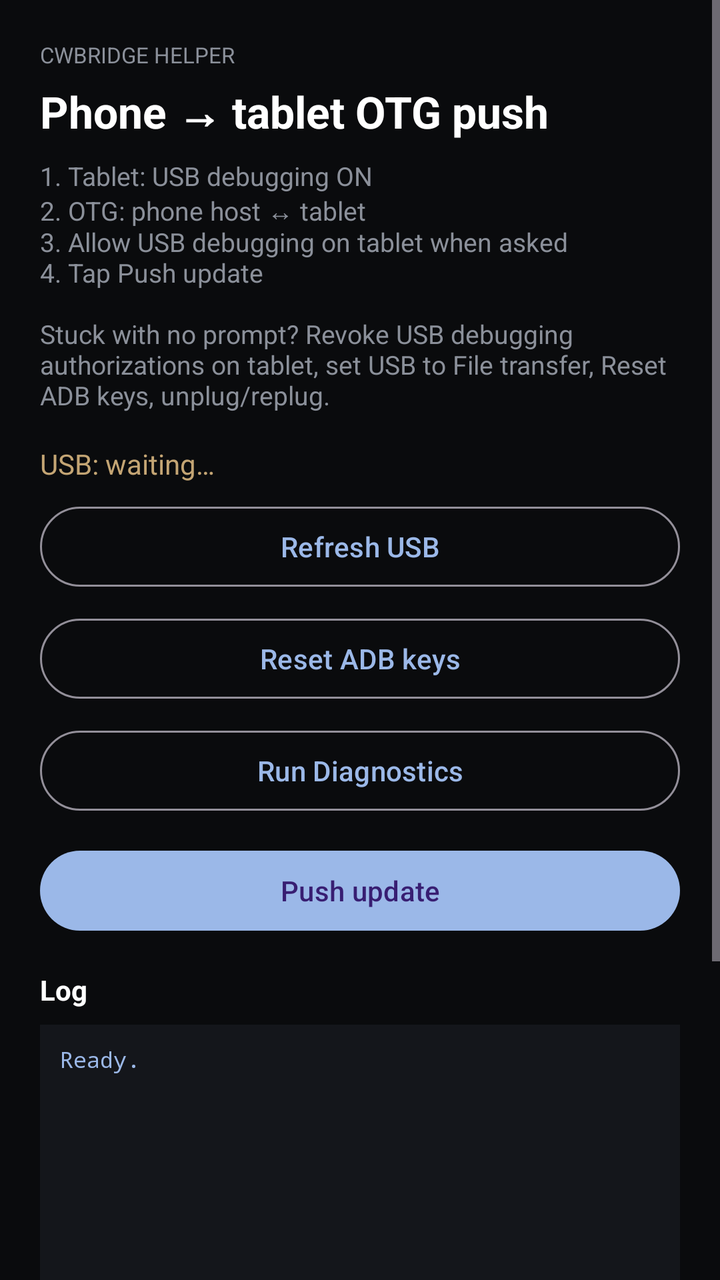
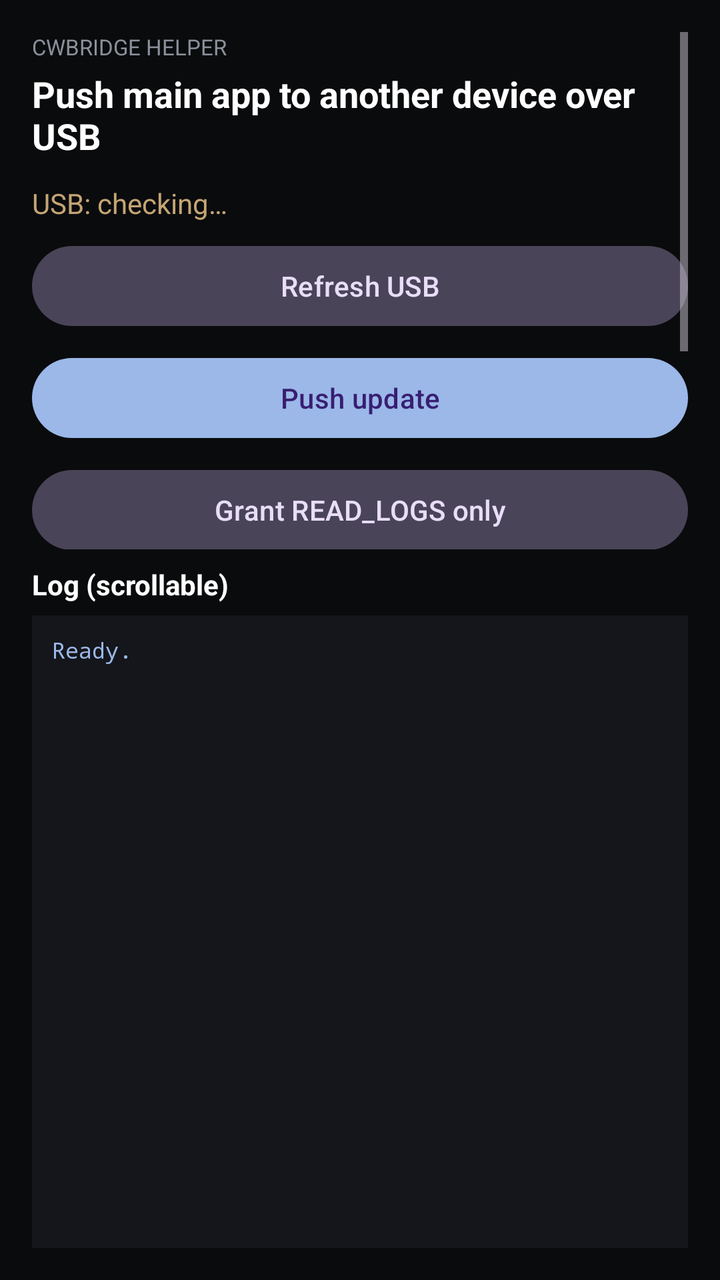

Two renders of the same Android screen: before a commit and after it. Below are the layout's source before the change and the commit's diff.
<!-- AndroidManifest.xml: application theme Theme.Helper -->
<!-- res/layout/activity_main.xml -->
<?xml version="1.0" encoding="utf-8"?>
<ScrollView xmlns:android="http://schemas.android.com/apk/res/android"
    xmlns:app="http://schemas.android.com/apk/res-auto"
    android:layout_width="match_parent"
    android:layout_height="match_parent"
    android:background="#0A0B0D"
    android:fillViewport="true">

    <LinearLayout
        android:layout_width="match_parent"
        android:layout_height="wrap_content"
        android:orientation="vertical"
        android:padding="20dp">

        <TextView
            android:layout_width="match_parent"
            android:layout_height="wrap_content"
            android:text="CWBRIDGE HELPER"
            android:textAllCaps="true"
            android:textColor="#8B909A"
            android:textSize="11sp" />

        <TextView
            android:layout_width="match_parent"
            android:layout_height="wrap_content"
            android:layout_marginTop="6dp"
            android:text="Phone → tablet OTG push"
            android:textColor="@android:color/white"
            android:textSize="22sp"
            android:textStyle="bold" />

        <TextView
            android:layout_width="match_parent"
            android:layout_height="wrap_content"
            android:layout_marginTop="8dp"
            android:text="1. Tablet: USB debugging ON\n2. OTG: phone host ↔ tablet\n3. Allow USB debugging on tablet when asked\n4. Tap Push update\n\nStuck with no prompt? Revoke USB debugging authorizations on tablet, set USB to File transfer, Reset ADB keys, unplug/replug."
            android:textColor="#8B909A"
            android:textSize="13sp" />

        <TextView
            android:id="@+id/usbState"
            android:layout_width="match_parent"
            android:layout_height="wrap_content"
            android:layout_marginTop="16dp"
            android:text="USB: waiting…"
            android:textColor="#C4A574"
            android:textSize="14sp" />

        <com.google.android.material.button.MaterialButton
            android:id="@+id/btnRefreshUsb"
            style="@style/Widget.Material3.Button.OutlinedButton"
            android:layout_width="match_parent"
            android:layout_height="wrap_content"
            android:layout_marginTop="8dp"
            android:text="Refresh USB" />

        <com.google.android.material.button.MaterialButton
            android:id="@+id/btnResetKeys"
            style="@style/Widget.Material3.Button.OutlinedButton"
            android:layout_width="match_parent"
            android:layout_height="wrap_content"
            android:layout_marginTop="8dp"
            android:text="Reset ADB keys" />

        <com.google.android.material.button.MaterialButton
            android:id="@+id/btnDiagnostics"
            style="@style/Widget.Material3.Button.OutlinedButton"
            android:layout_width="match_parent"
            android:layout_height="wrap_content"
            android:layout_marginTop="8dp"
            android:text="Run Diagnostics" />

        <com.google.android.material.button.MaterialButton
            android:id="@+id/btnPush"
            android:layout_width="match_parent"
            android:layout_height="wrap_content"
            android:layout_marginTop="12dp"
            android:text="Push update"
            app:backgroundTint="#9BB8E8" />

        <TextView
            android:layout_width="wrap_content"
            android:layout_height="wrap_content"
            android:layout_marginTop="16dp"
            android:text="Log"
            android:textColor="@android:color/white"
            android:textStyle="bold" />

        <TextView
            android:id="@+id/logView"
            android:layout_width="match_parent"
            android:layout_height="320dp"
            android:layout_marginTop="8dp"
            android:background="#14161B"
            android:fontFamily="monospace"
            android:padding="10dp"
            android:textSize="11sp"
            android:textColor="#9BB8E8"
            android:text="Ready.\n" />
    </LinearLayout>
</ScrollView>
<!-- resources referenced by this layout -->
<resources>
  <style name="Theme.Helper" parent="Theme.Material3.Dark.NoActionBar">
          <item name="colorPrimary">#9BB8E8</item>
          <item name="android:statusBarColor">#0A0B0D</item>
          <item name="android:navigationBarColor">#0A0B0D</item>
      </style>
</resources>

<!-- the commit's change to res/layout/activity_main.xml (unified diff, before → after) -->
@@ -1,101 +1,131 @@
 <?xml version="1.0" encoding="utf-8"?>
-<ScrollView xmlns:android="http://schemas.android.com/apk/res/android"
+<LinearLayout xmlns:android="http://schemas.android.com/apk/res/android"
     xmlns:app="http://schemas.android.com/apk/res-auto"
     android:layout_width="match_parent"
     android:layout_height="match_parent"
     android:background="#0A0B0D"
-    android:fillViewport="true">
+    android:orientation="vertical"
+    android:padding="16dp">
 
-    <LinearLayout
+    <ScrollView
         android:layout_width="match_parent"
-        android:layout_height="wrap_content"
-        android:orientation="vertical"
-        android:padding="20dp">
+        android:layout_height="0dp"
+        android:layout_weight="0.45"
+        android:fillViewport="true">
 
-        <TextView
+        <LinearLayout
             android:layout_width="match_parent"
             android:layout_height="wrap_content"
-            android:text="CWBRIDGE HELPER"
-            android:textAllCaps="true"
-            android:textColor="#8B909A"
-            android:textSize="11sp" />
+            android:orientation="vertical">
 
-        <TextView
+            <TextView
+                android:layout_width="wrap_content"
+                android:layout_height="wrap_content"
+                android:text="CWBRIDGE HELPER"
+                android:textAllCaps="true"
+                android:textColor="#8B909A"
+                android:textSize="11sp" />
+
+            <TextView
+                android:layout_width="match_parent"
+                android:layout_height="wrap_content"
+                android:layout_marginTop="4dp"
+                android:text="Push main app to another device over USB"
+                android:textColor="@android:color/white"
+                android:textSize="18sp"
+                android:textStyle="bold" />
+
+            <TextView
+                android:id="@+id/usbState"
+                android:layout_width="match_parent"
+                android:layout_height="wrap_content"
+                android:layout_marginTop="12dp"
+                android:text="USB: checking\u2026"
+                android:textColor="#C4A574"
+                android:textSize="14sp" />
+
+            <com.google.android.material.button.MaterialButton
+                android:id="@+id/btnRefreshUsb"
+                style="@style/Widget.Material3.Button.TonalButton"
+                android:layout_width="match_parent"
+                android:layout_height="wrap_content"
+                android:layout_marginTop="8dp"
+                android:text="Refresh USB" />
+
+            <com.google.android.material.button.MaterialButton
+                android:id="@+id/btnPush"
+                android:layout_width="match_parent"
+                android:layout_height="wrap_content"
+                android:layout_marginTop="8dp"
+                android:text="Push update"
+                app:backgroundTint="#9BB8E8" />
+
+            <com.google.android.material.button.MaterialButton
+                android:id="@+id/btnGrantLogs"
+                style="@style/Widget.Material3.Button.TonalButton"
+                android:layout_width="match_parent"
+                android:layout_height="wrap_content"
+                android:layout_marginTop="8dp"
+                android:text="Grant READ_LOGS only" />
+
+            <com.google.android.material.button.MaterialButton
+                android:id="@+id/btnLaunchTarget"
+                style="@style/Widget.Material3.Button.TonalButton"
+                android:layout_width="match_parent"
+                android:layout_height="wrap_content"
+                android:layout_marginTop="4dp"
+                android:text="Launch main app on target" />
+
+            <com.google.android.material.button.MaterialButton
+                android:id="@+id/btnDiagnostics"
+                style="@style/Widget.Material3.Button.OutlinedButton"
+                android:layout_width="match_parent"
+                android:layout_height="wrap_content"
+                android:layout_marginTop="8dp"
+                android:text="Run diagnostics" />
+
+            <com.google.android.material.button.MaterialButton
+                android:id="@+id/btnResetKeys"
+                style="@style/Widget.Material3.Button.TextButton"
+                android:layout_width="match_parent"
+                android:layout_height="wrap_content"
+                android:text="Reset ADB keys" />
+        </LinearLayout>
+    </ScrollView>
+
+    <TextView
+        android:layout_width="wrap_content"
+        android:layout_height="wrap_content"
+        android:layout_marginTop="8dp"
+        android:text="Log (scrollable)"
+        android:textColor="@android:color/white"
+        android:textStyle="bold" />
+
+    <ScrollView
+        android:id="@+id/logScroll"
+        android:layout_width="match_parent"
+        android:layout_height="0dp"
+        android:layout_marginTop="6dp"
+        android:layout_weight="0.55"
+        android:background="#14161B"
+        android:fillViewport="true"
+        android:scrollbars="vertical">
+
+        <HorizontalScrollView
             android:layout_width="match_parent"
             android:layout_height="wrap_content"
-            android:layout_marginTop="6dp"
-            android:text="Phone → tablet OTG push"
-            android:textColor="@android:color/white"
-            android:textSize="22sp"
-            android:textStyle="bold" />
+            android:scrollbars="horizontal">
 
-        <TextView
-            android:layout_width="match_parent"
-            android:layout_height="wrap_content"
-            android:layout_marginTop="8dp"
-            android:text="1. Tablet: USB debugging ON\n2. OTG: phone host ↔ tablet\n3. Allow USB debugging on tablet when asked\n4. Tap Push update\n\nStuck with no prompt? Revoke USB debugging authorizations on tablet, set USB to File transfer, Reset ADB keys, unplug/replug."
-            android:textColor="#8B909A"
-            android:textSize="13sp" />
-
-        <TextView
-            android:id="@+id/usbState"
-            android:layout_width="match_parent"
-            android:layout_height="wrap_content"
-            android:layout_marginTop="16dp"
-            android:text="USB: waiting…"
-            android:textColor="#C4A574"
-            android:textSize="14sp" />
-
-        <com.google.android.material.button.MaterialButton
-            android:id="@+id/btnRefreshUsb"
-            style="@style/Widget.Material3.Button.OutlinedButton"
-            android:layout_width="match_parent"
-            android:layout_height="wrap_content"
-            android:layout_marginTop="8dp"
-            android:text="Refresh USB" />
-
-        <com.google.android.material.button.MaterialButton
-            android:id="@+id/btnResetKeys"
-            style="@style/Widget.Material3.Button.OutlinedButton"
-            android:layout_width="match_parent"
-            android:layout_height="wrap_content"
-            android:layout_marginTop="8dp"
-            android:text="Reset ADB keys" />
-
-        <com.google.android.material.button.MaterialButton
-            android:id="@+id/btnDiagnostics"
-            style="@style/Widget.Material3.Button.OutlinedButton"
-            android:layout_width="match_parent"
-            android:layout_height="wrap_content"
-            android:layout_marginTop="8dp"
-            android:text="Run Diagnostics" />
-
-        <com.google.android.material.button.MaterialButton
-            android:id="@+id/btnPush"
-            android:layout_width="match_parent"
-            android:layout_height="wrap_content"
-            android:layout_marginTop="12dp"
-            android:text="Push update"
-            app:backgroundTint="#9BB8E8" />
-
-        <TextView
-            android:layout_width="wrap_content"
-            android:layout_height="wrap_content"
-            android:layout_marginTop="16dp"
-            android:text="Log"
-            android:textColor="@android:color/white"
-            android:textStyle="bold" />
-
-        <TextView
-            android:id="@+id/logView"
-            android:layout_width="match_parent"
-            android:layout_height="320dp"
-            android:layout_marginTop="8dp"
-            android:background="#14161B"
-            android:fontFamily="monospace"
-            android:padding="10dp"
-            android:textSize="11sp"
-            android:textColor="#9BB8E8"
-            android:text="Ready.\n" />
-    </LinearLayout>
-</ScrollView>
+            <TextView
+                android:id="@+id/logView"
+                android:layout_width="wrap_content"
+                android:layout_height="wrap_content"
+                android:fontFamily="monospace"
+                android:padding="10dp"
+                android:text="Ready.\n"
+                android:textColor="#9BB8E8"
+                android:textIsSelectable="true"
+                android:textSize="11sp" />
+        </HorizontalScrollView>
+    </ScrollView>
+</LinearLayout>
